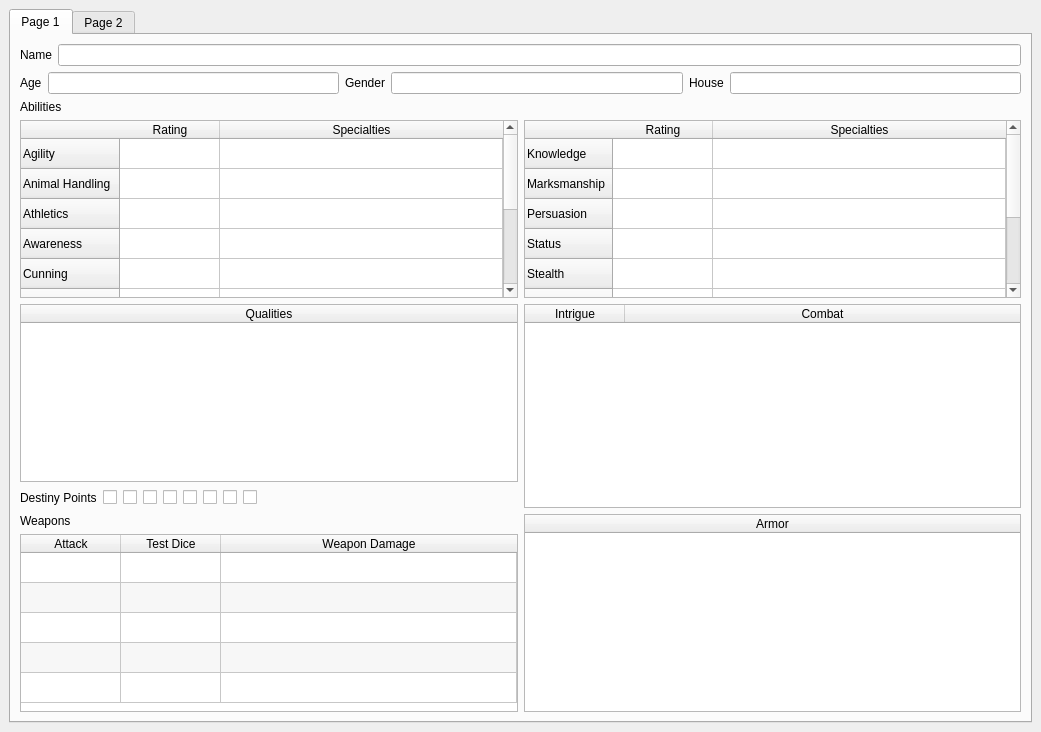
PhilInTheGaps/GM-Companion, file C++Project/GM-Companion/characterpage.ui: the form before one commit.
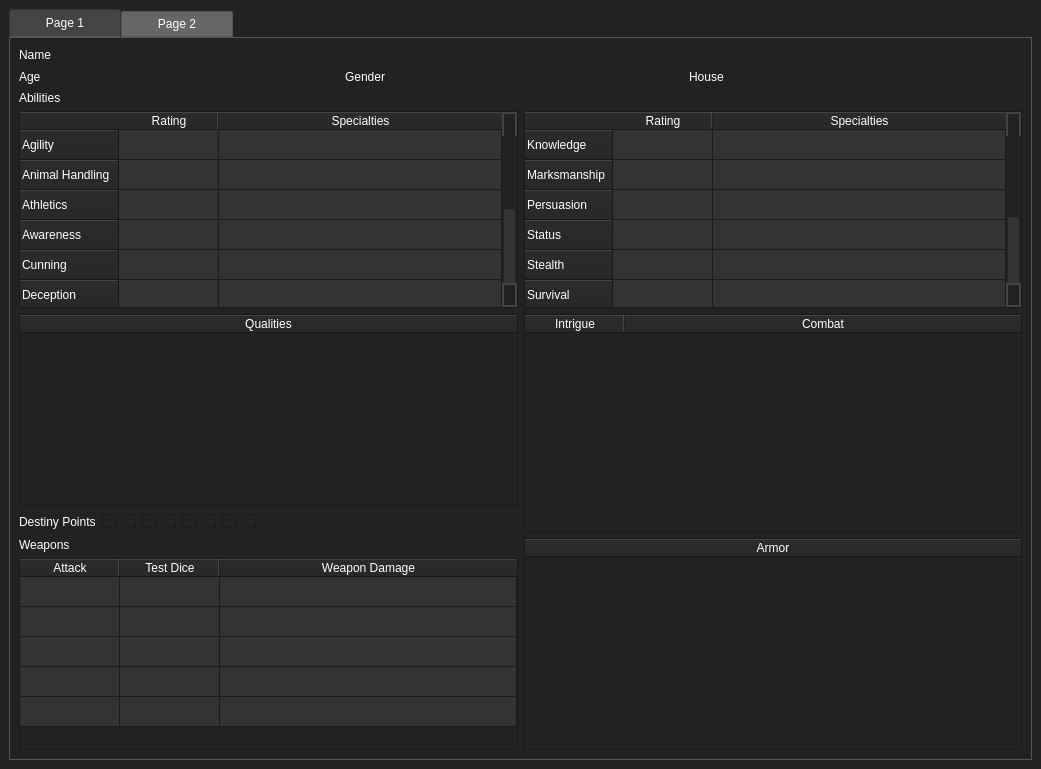
The form after the commit. The open tabs and pages were chosen to show the change.

```diff
--- a/C++Project/GM-Companion/characterpage.ui
+++ b/C++Project/GM-Companion/characterpage.ui
@@ -7,12 +7,222 @@
     <x>0</x>
     <y>0</y>
     <width>1041</width>
-    <height>732</height>
+    <height>769</height>
    </rect>
   </property>
   <property name="windowTitle">
    <string>StackedWidget</string>
   </property>
+  <property name="styleSheet">
+   <string notr="true">QWidget {
+	background-color: #222222;
+	color: rgb(255, 255, 255);
+}
+
+QMenuBar{
+background-color: rgb(102, 102, 102);
+}
+
+QMenuBar::item {
+    spacing: 10px;
+	padding: 4px;
+    background: transparent;
+    border-radius: 2px;
+}
+
+QMenuBar::item:selected {
+    background: #444444;
+}
+
+QMenuBar::item:hover:!pressed {
+    background: #555555;
+}
+
+QMenuBar::item:pressed {
+    background: #333333;
+}
+
+QMenu {
+    background-color: #666666;
+}
+
+QMenu::item {
+    background-color: transparent;
+}
+
+QMenu::item:selected {
+    background-color: #333333;
+}
+
+QPushButton{
+background-color: rgb(102, 102, 102);
+border: 1px;
+padding: 5px;
+min-width: 40px;
+min-height: 30px;
+}
+
+QPushButton:pressed{
+background-color: rgb(51, 51, 51);
+}
+
+QPushButton:disabled {
+	background-color: #111111;
+}
+
+QPushButton:hover:!pressed{
+background-color: rgb(85, 85, 85);
+}
+
+QSlider::groove:horizontal {
+    border: transparent;
+	height: 10px;
+	background-color: rgb(102, 102, 102);
+    margin: 5px 0;
+}
+
+QSlider::handle:horizontal {
+    background: white;
+    border: transparent;
+    width: 15px;
+    margin: -3px 0;
+    border-radius: 3px;
+}
+
+QProgressBar {
+    border: 2px solid grey;
+	background-color: rgb(102, 102, 102);
+    border-radius: 0px;
+	text-align: center;
+}
+
+QProgressBar::chunk {
+    background-color: #222222;
+    width: 1px;
+}
+
+QTabWidget::pane { /* The tab widget frame */
+    border: 1px solid #555555;
+}
+
+QTabWidget::tab-bar {
+    left: 0px;
+}
+
+QTabBar::tab {
+	background-color: rgb(102, 102, 102);
+    border: 1px solid #555555;
+    border-top-left-radius: 2px;
+    border-top-right-radius: 2px;
+    min-width: 100px;
+    padding: 5px;
+}
+
+QTabBar::tab:selected, QTabBar::tab:hover {
+    background: #555555;
+}
+
+QTabBar::tab:selected {
+    border-color: #333333;
+    border-bottom-color: #555555; /* same as pane color */
+	background-color: rgb(68, 68, 68);
+}
+
+QTabBar::tab:!selected {
+    margin-top: 2px; /* make non-selected tabs look smaller */
+}
+
+QToolBox::tab {
+background-color: rgb(102, 102, 102);
+    border-radius: 1px;
+}
+
+QToolBox::tab:hover:!pressed {
+background-color: rgb(85, 85, 85);
+}
+
+QToolBox::tab:!pressed {
+background-color: rgb(51, 51, 51);
+}
+
+QToolBox::tab:selected { 
+    font: italic, bold;
+}
+
+QTableView{
+selection-background-color: rgb(68, 68, 68);
+}
+
+QTableView QTableCornerButton::section {
+background-color: rgb(34, 34, 34);
+}
+
+QTableView::item {
+   /* border: 5px solid rgba(68, 119, 170, 150);*/
+	
+	background-color: #333333;
+}
+
+QTableView::item:selected {
+	background-color: #777777;
+}
+
+QTableView, QHeaderView::section {    
+	background-color: rgb(34, 34, 34);
+}
+
+QScrollBar:horizontal {
+    border: 2px solid #222222;
+    background-color: #333333;
+    height: 15px;
+    margin: 0px 20px 0 20px;
+}
+QScrollBar::handle:horizontal {
+    background-color: #222222;
+    min-width: 20px;
+}
+QScrollBar::add-line:horizontal {
+    border: 2px solid #444444;
+    background: #222222;
+    width: 20px;
+    subcontrol-position: right;
+    subcontrol-origin: margin;
+}
+
+QScrollBar::sub-line:horizontal {
+    border: 2px solid #444444;
+    background: #222222;
+    width: 20px;
+    subcontrol-position: left;
+    subcontrol-origin: margin;
+}
+
+QScrollBar:vertical {
+    border: 2px solid #222222;
+    background-color: #333333;
+    width: 15px;
+    margin: 20px 0px 20 0px;
+}
+QScrollBar::handle:vertical {
+    background-color: #222222;
+    min-height: 20px;
+}
+QScrollBar::add-line:vertical {
+    border: 2px solid #444444;
+    background: #222222;
+    height: 20px;
+    subcontrol-position: bottom;
+    subcontrol-origin: margin;
+}
+
+QScrollBar::sub-line:vertical {
+    border: 2px solid #444444;
+    background: #222222;
+    height: 20px;
+    subcontrol-position: top;
+    subcontrol-origin: margin;
+}</string>
+  </property>
   <property name="currentIndex">
    <number>0</number>
   </property>
@@ -2750,7 +2960,17 @@
            </widget>
           </item>
           <item>
-           <widget class="QLineEdit" name="nameLineEdit_sifrp"/>
+           <widget class="QLineEdit" name="nameLineEdit_sifrp">
+            <property name="frame">
+             <bool>false</bool>
+            </property>
+            <property name="readOnly">
+             <bool>true</bool>
+            </property>
+            <property name="clearButtonEnabled">
+             <bool>false</bool>
+            </property>
+           </widget>
           </item>
          </layout>
         </item>
@@ -2764,7 +2984,17 @@
            </widget>
           </item>
           <item>
-           <widget class="QLineEdit" name="ageLineEdit_sifrp"/>
+           <widget class="QLineEdit" name="ageLineEdit_sifrp">
+            <property name="frame">
+             <bool>false</bool>
+            </property>
+            <property name="readOnly">
+             <bool>true</bool>
+            </property>
+            <property name="clearButtonEnabled">
+             <bool>false</bool>
+            </property>
+           </widget>
           </item>
           <item>
            <widget class="QLabel" name="label_33">
@@ -2774,7 +3004,17 @@
            </widget>
           </item>
           <item>
-           <widget class="QLineEdit" name="genderLineEdit_sifrp"/>
+           <widget class="QLineEdit" name="genderLineEdit_sifrp">
+            <property name="frame">
+             <bool>false</bool>
+            </property>
+            <property name="readOnly">
+             <bool>true</bool>
+            </property>
+            <property name="clearButtonEnabled">
+             <bool>false</bool>
+            </property>
+           </widget>
           </item>
           <item>
            <widget class="QLabel" name="label_32">
@@ -2784,7 +3024,17 @@
            </widget>
           </item>
           <item>
-           <widget class="QLineEdit" name="houseLineEdit_sifrp"/>
+           <widget class="QLineEdit" name="houseLineEdit_sifrp">
+            <property name="frame">
+             <bool>false</bool>
+            </property>
+            <property name="readOnly">
+             <bool>true</bool>
+            </property>
+            <property name="clearButtonEnabled">
+             <bool>false</bool>
+            </property>
+           </widget>
           </item>
          </layout>
         </item>
@@ -2961,6 +3211,9 @@
                 <property name="text">
                  <string/>
                 </property>
+                <property name="checkable">
+                 <bool>true</bool>
+                </property>
                </widget>
               </item>
               <item>
@@ -2968,6 +3221,9 @@
                 <property name="text">
                  <string/>
                 </property>
+                <property name="checkable">
+                 <bool>true</bool>
+                </property>
                </widget>
               </item>
               <item>
@@ -2975,6 +3231,9 @@
                 <property name="text">
                  <string/>
                 </property>
+                <property name="checkable">
+                 <bool>true</bool>
+                </property>
                </widget>
               </item>
               <item>
@@ -2982,6 +3241,9 @@
                 <property name="text">
                  <string/>
                 </property>
+                <property name="checkable">
+                 <bool>true</bool>
+                </property>
                </widget>
               </item>
               <item>
@@ -2989,6 +3251,9 @@
                 <property name="text">
                  <string/>
                 </property>
+                <property name="checkable">
+                 <bool>true</bool>
+                </property>
                </widget>
               </item>
               <item>
@@ -2996,6 +3261,9 @@
                 <property name="text">
                  <string/>
                 </property>
+                <property name="checkable">
+                 <bool>true</bool>
+                </property>
                </widget>
               </item>
               <item>
@@ -3003,6 +3271,9 @@
                 <property name="text">
                  <string/>
                 </property>
+                <property name="checkable">
+                 <bool>true</bool>
+                </property>
                </widget>
               </item>
               <item>
@@ -3010,6 +3281,9 @@
                 <property name="text">
                  <string/>
                 </property>
+                <property name="checkable">
+                 <bool>true</bool>
+                </property>
                </widget>
               </item>
               <item>
```
Left out of the diff: 111 changed lines with no effect on the pictures.
